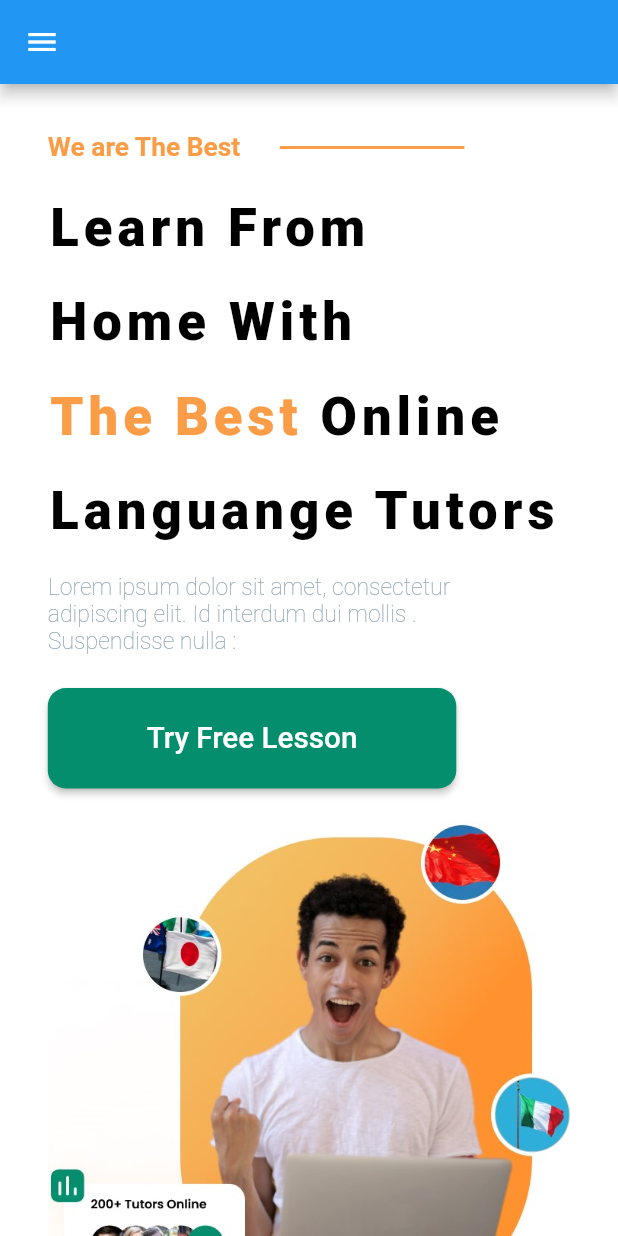
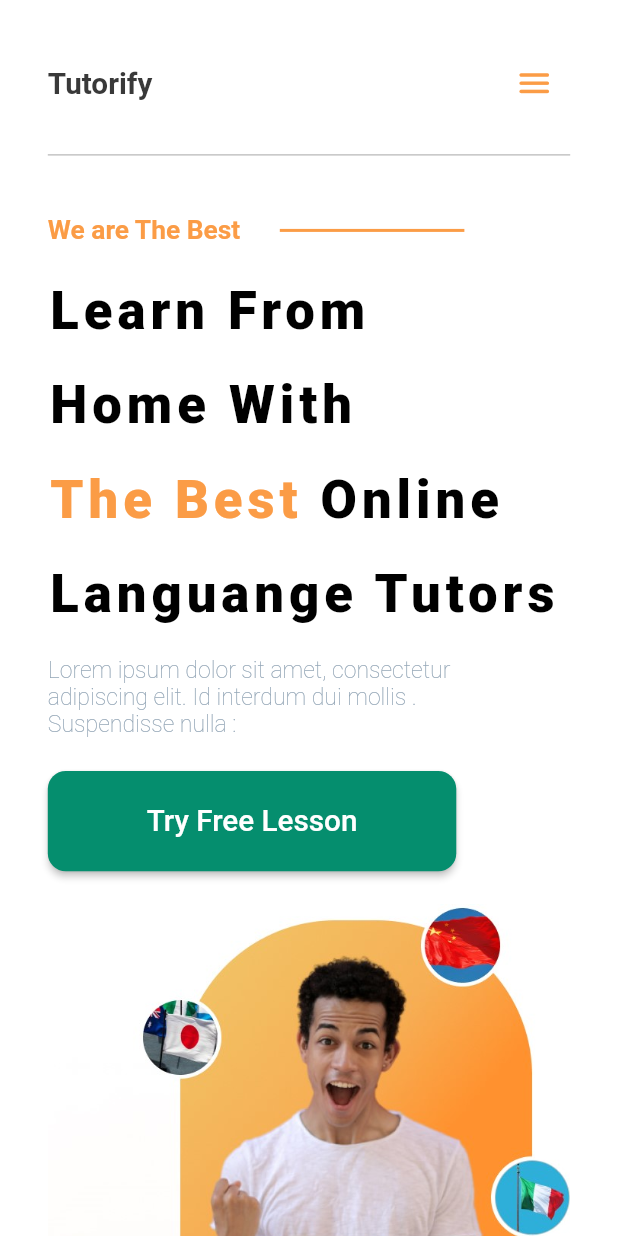
Before and after one commit to Alokik-Roe/tutorify, a Flutter app: the screen it shows after launch, on a phone screen of 412 x 824 dp. Run offline on Flutter 3.47's test engine with Material 2 defaults, Android fonts, the phone set to English and light mode, and no system bars; our stand-ins replace get, hexcolor; missing offline and left inert: textfield_search; Roboto replaces fonts that are missing (Poppins).

Commit message:
navigation -- patch__2

```diff
--- a/lib/main.dart
+++ b/lib/main.dart
@@ -1,6 +1,5 @@
 import 'package:flutter/material.dart';
 import 'package:tutorify/views/view.dart';
-import 'package:tutorify/views/mobile_view.dart';
 import 'package:get/get.dart';
 import 'routing/router_generator.dart';
 import 'routing/routes.dart';
--- a/lib/pages/home_page.dart
+++ b/lib/pages/home_page.dart
@@ -540,8 +540,6 @@ class Mobile extends StatelessWidget {
         .width / 375;
     return Scaffold(
       backgroundColor: Colors.white,
-      appBar: AppBar(),
-      drawer: Drawer(),
       body: SizedBox(
           width: double.maxFinite,
           child: SingleChildScrollView(
--- a/lib/views/view.dart
+++ b/lib/views/view.dart
@@ -16,7 +16,6 @@ class DesktopView extends StatelessWidget{
           NavBar(),
           Expanded(
             child: child,
-            flex: 80,
           ),
         ],
 
--- a/lib/widgets/navigation_bar.dart
+++ b/lib/widgets/navigation_bar.dart
@@ -3,6 +3,15 @@ import 'package:hexcolor/hexcolor.dart';
 import 'package:tutorify/pages/home_page.dart';
 import 'package:tutorify/pages/tutor_list_page.dart';
 import 'package:tutorify/widgets/navigation_item.dart';
+
+
+const List<String> dummyList = [
+  'high to low price',
+  'low to high price',
+  'Rating',
+  'Popularity',
+  'No. of lessons'
+];
 
 class NavBar extends StatefulWidget {
   @override
@@ -22,9 +31,7 @@ class NavBarState extends State<NavBar> {
     if (screenWidth > 715) {
       return NavBarDesktop();
     } else {
-      return Container(
-        color: Colors.white,
-      );
+      return NavBarMobile();
     }
     return null!;
   }
@@ -34,7 +41,53 @@ class NavBarMobile extends StatelessWidget {
   @override
   Widget build(BuildContext context) {
     // TODO: implement build
-    throw UnimplementedError();
+    final screenWidth = MediaQuery
+        .of(context)
+        .size
+        .width / 375;
+
+    return Container(
+      padding: EdgeInsets.only(
+          left: 29 * screenWidth,
+          top: 29 * screenWidth,
+          right: 29 * screenWidth),
+      child: Column(
+        children: [
+          Row(
+            mainAxisAlignment: MainAxisAlignment.spaceBetween,
+            children: [
+              Text(
+                "Tutorify",
+                style: TextStyle(
+                  fontSize: 18 * screenWidth,
+                  fontFamily: 'Poppins',
+                  fontStyle: FontStyle.normal,
+                  fontWeight: FontWeight.w700,
+                  color: HexColor("#393939"),
+                ),
+              ),
+              IconButton(
+                onPressed: () {
+
+                },
+                icon: Icon(
+                  Icons.menu_rounded,
+                  size: 24 * screenWidth,
+                ),
+                color: HexColor("FB9C46"),
+              )
+            ],
+          ),
+          SizedBox(
+            height: 14 * screenWidth,
+          ),
+          Divider(
+            thickness: 1,
+            color: HexColor("#C4C4C4"),
+          )
+        ],
+      ),
+    );
   }
 }
 
@@ -62,11 +115,8 @@ class NavBarDesktop extends StatelessWidget {
                         fontWeight: FontWeight.w700,
                         color: HexColor("#393939"),
                       ),
-
                     ),
-                    Row(
-                        mainAxisSize: MainAxisSize.min,
-                        children: [
+                    Row(mainAxisSize: MainAxisSize.min, children: [
                       NavigationItem(
                           title: "Home", routeName: HomePage(), index: 0),
                       SizedBox(
@@ -139,11 +189,7 @@ class NavBarDesktop extends StatelessWidget {
                           ),
                         ),
                       ),
-
-
-                        ]
-                    ),
-
+                    ]),
                   ],
                 ),
                 Divider(
@@ -152,8 +198,56 @@ class NavBarDesktop extends StatelessWidget {
                   height: 60,
                 )
               ],
-            )
-        )
+            )));
+  }
+}
+
+
+class DropDown extends StatefulWidget {
+  @override
+  State<StatefulWidget> createState() {
+    // TODO: implement createState
+    return DropDownStae();
+  }
+}
+
+class DropDownStae extends State<DropDown> {
+  String dropdownValue = dummyList.first;
+
+  @override
+  Widget build(BuildContext context) {
+    // TODO: implement build
+    return Container(
+      width: double.maxFinite,
+      child: DropdownButton<String>(
+        value: dropdownValue,
+        icon: Icon(
+          Icons.arrow_drop_down_sharp,
+          color: HexColor("CCCCCC"),
+          size: 25,
+        ),
+        elevation: 16,
+        style: const TextStyle(color: Colors.black),
+        underline: Container(
+          height: 2,
+          color: HexColor("CCCCCC"),
+        ),
+        isExpanded: true,
+        alignment: AlignmentDirectional.bottomCenter,
+        hint: Text("Sort"),
+        onChanged: (String? value) {
+          // This is called when the user selects an item.
+          setState(() {
+            dropdownValue = value!;
+          });
+        },
+        items: dummyList.map<DropdownMenuItem<String>>((String value) {
+          return DropdownMenuItem<String>(
+            value: value,
+            child: Text(value),
+          );
+        }).toList(),
+      ),
     );
   }
 }
```
Also changed, not shown: lib/views/mobile_view.dart (deleted, +0 -29 lines). Lines whose indentation alone changed are shown as unchanged.
